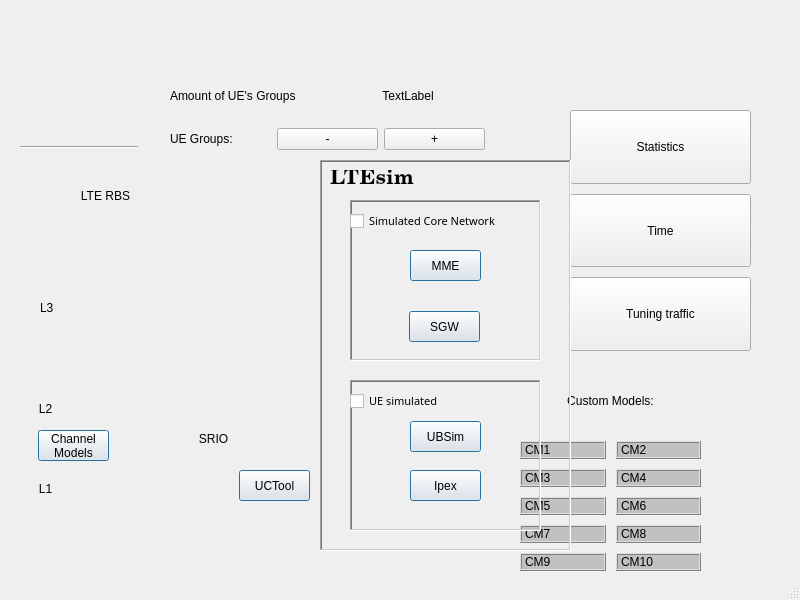
The window that LTEsimGeneratorGUI/Ui/Windows/trafficmap.ui (moniss23/junit4) describes before a commit, drawn with Qt 5.
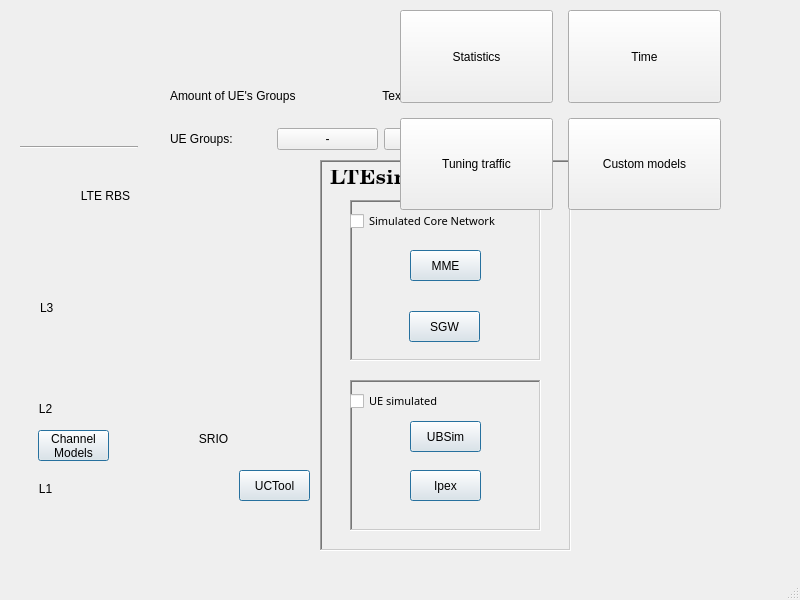
The same window after the commit. Icons and pictures are not drawn. Custom widgets are drawn as their Qt base class.

Commit message: New Custom Model UI. Clicking on custom model button in trafficMap spawns CustomModelListForm.

The edit to the form file:
```diff
--- a/LTEsimGeneratorGUI/Ui/Windows/trafficmap.ui
+++ b/LTEsimGeneratorGUI/Ui/Windows/trafficmap.ui
@@ -14,344 +14,6 @@
    <string>MainWindow</string>
   </property>
   <widget class="QWidget" name="centralwidget">
-   <widget class="QWidget" name="customModelsWidget" native="true">
-    <property name="geometry">
-     <rect>
-      <x>520</x>
-      <y>360</y>
-      <width>181</width>
-      <height>211</height>
-     </rect>
-    </property>
-    <layout class="QVBoxLayout" name="customModelsLayout">
-     <property name="spacing">
-      <number>0</number>
-     </property>
-     <item>
-      <widget class="QLabel" name="customModelsLabel">
-       <property name="sizePolicy">
-        <sizepolicy hsizetype="Expanding" vsizetype="Expanding">
-         <horstretch>0</horstretch>
-         <verstretch>0</verstretch>
-        </sizepolicy>
-       </property>
-       <property name="text">
-        <string>Custom Models:</string>
-       </property>
-       <property name="alignment">
-        <set>Qt::AlignCenter</set>
-       </property>
-      </widget>
-     </item>
-     <item>
-      <layout class="QGridLayout" name="gridLayout">
-       <property name="spacing">
-        <number>10</number>
-       </property>
-       <item row="5" column="2">
-        <widget class="my_qlabel" name="customModel10">
-         <property name="mouseTracking">
-          <bool>true</bool>
-         </property>
-         <property name="styleSheet">
-          <string notr="true">background-color: rgb(193, 193, 193);
-selection-background-color: rgb(159, 255, 130);</string>
-         </property>
-         <property name="frameShape">
-          <enum>QFrame::Box</enum>
-         </property>
-         <property name="frameShadow">
-          <enum>QFrame::Raised</enum>
-         </property>
-         <property name="text">
-          <string>CM10</string>
-         </property>
-        </widget>
-       </item>
-       <item row="5" column="0">
-        <widget class="my_qlabel" name="customModel9">
-         <property name="sizePolicy">
-          <sizepolicy hsizetype="Expanding" vsizetype="Expanding">
-           <horstretch>0</horstretch>
-           <verstretch>0</verstretch>
-          </sizepolicy>
-         </property>
-         <property name="mouseTracking">
-          <bool>true</bool>
-         </property>
-         <property name="styleSheet">
-          <string notr="true">background-color: rgb(193, 193, 193);
-selection-background-color: rgb(159, 255, 130);</string>
-         </property>
-         <property name="frameShape">
-          <enum>QFrame::Box</enum>
-         </property>
-         <property name="frameShadow">
-          <enum>QFrame::Raised</enum>
-         </property>
-         <property name="text">
-          <string>CM9</string>
-         </property>
-        </widget>
-       </item>
-       <item row="1" column="2">
-        <widget class="my_qlabel" name="customModel2">
-         <property name="sizePolicy">
-          <sizepolicy hsizetype="Expanding" vsizetype="Expanding">
-           <horstretch>0</horstretch>
-           <verstretch>0</verstretch>
-          </sizepolicy>
-         </property>
-         <property name="mouseTracking">
-          <bool>true</bool>
-         </property>
-         <property name="styleSheet">
-          <string notr="true">background-color: rgb(193, 193, 193);
-selection-background-color: rgb(159, 255, 130);</string>
-         </property>
-         <property name="frameShape">
-          <enum>QFrame::Box</enum>
-         </property>
-         <property name="frameShadow">
-          <enum>QFrame::Raised</enum>
-         </property>
-         <property name="text">
-          <string>CM2</string>
-         </property>
-        </widget>
-       </item>
-       <item row="2" column="2">
-        <widget class="my_qlabel" name="customModel4">
-         <property name="mouseTracking">
-          <bool>true</bool>
-         </property>
-         <property name="styleSheet">
-          <string notr="true">background-color: rgb(193, 193, 193);
-selection-background-color: rgb(159, 255, 130);</string>
-         </property>
-         <property name="frameShape">
-          <enum>QFrame::Box</enum>
-         </property>
-         <property name="frameShadow">
-          <enum>QFrame::Raised</enum>
-         </property>
-         <property name="text">
-          <string>CM4</string>
-         </property>
-        </widget>
-       </item>
-       <item row="4" column="2">
-        <widget class="my_qlabel" name="customModel8">
-         <property name="mouseTracking">
-          <bool>true</bool>
-         </property>
-         <property name="styleSheet">
-          <string notr="true">background-color: rgb(193, 193, 193);
-selection-background-color: rgb(159, 255, 130);</string>
-         </property>
-         <property name="frameShape">
-          <enum>QFrame::Box</enum>
-         </property>
-         <property name="frameShadow">
-          <enum>QFrame::Raised</enum>
-         </property>
-         <property name="text">
-          <string>CM8</string>
-         </property>
-        </widget>
-       </item>
-       <item row="3" column="0">
-        <widget class="my_qlabel" name="customModel5">
-         <property name="sizePolicy">
-          <sizepolicy hsizetype="Expanding" vsizetype="Expanding">
-           <horstretch>0</horstretch>
-           <verstretch>0</verstretch>
-          </sizepolicy>
-         </property>
-         <property name="mouseTracking">
-          <bool>true</bool>
-         </property>
-         <property name="styleSheet">
-          <string notr="true">background-color: rgb(193, 193, 193);
-selection-background-color: rgb(159, 255, 130);</string>
-         </property>
-         <property name="frameShape">
-          <enum>QFrame::Box</enum>
-         </property>
-         <property name="frameShadow">
-          <enum>QFrame::Raised</enum>
-         </property>
-         <property name="text">
-          <string>CM5</string>
-         </property>
-        </widget>
-       </item>
-       <item row="1" column="0">
-        <widget class="my_qlabel" name="customModel1">
-         <property name="font">
-          <font>
-           <weight>50</weight>
-           <italic>false</italic>
-           <bold>false</bold>
-           <underline>false</underline>
-           <strikeout>false</strikeout>
-           <kerning>false</kerning>
-          </font>
-         </property>
-         <property name="mouseTracking">
-          <bool>true</bool>
-         </property>
-         <property name="styleSheet">
-          <string notr="true">background-color: rgb(193, 193, 193);
-</string>
-         </property>
-         <property name="frameShape">
-          <enum>QFrame::Box</enum>
-         </property>
-         <property name="frameShadow">
-          <enum>QFrame::Raised</enum>
-         </property>
-         <property name="text">
-          <string>CM1</string>
-         </property>
-         <property name="textFormat">
-          <enum>Qt::AutoText</enum>
-         </property>
-        </widget>
-       </item>
-       <item row="2" column="0">
-        <widget class="my_qlabel" name="customModel3">
-         <property name="sizePolicy">
-          <sizepolicy hsizetype="Expanding" vsizetype="Expanding">
-           <horstretch>0</horstretch>
-           <verstretch>0</verstretch>
-          </sizepolicy>
-         </property>
-         <property name="mouseTracking">
-          <bool>true</bool>
-         </property>
-         <property name="styleSheet">
-          <string notr="true">background-color: rgb(193, 193, 193);
-selection-background-color: rgb(159, 255, 130);</string>
-         </property>
-         <property name="frameShape">
-          <enum>QFrame::Box</enum>
-         </property>
-         <property name="frameShadow">
-          <enum>QFrame::Raised</enum>
-         </property>
-         <property name="text">
-          <string>CM3</string>
-         </property>
-        </widget>
-       </item>
-       <item row="4" column="0">
-        <widget class="my_qlabel" name="customModel7">
-         <property name="sizePolicy">
-          <sizepolicy hsizetype="Expanding" vsizetype="Expanding">
-           <horstretch>0</horstretch>
-           <verstretch>0</verstretch>
-          </sizepolicy>
-         </property>
-         <property name="mouseTracking">
-          <bool>true</bool>
-         </property>
-         <property name="styleSheet">
-          <string notr="true">background-color: rgb(193, 193, 193);
-selection-background-color: rgb(159, 255, 130);</string>
-         </property>
-         <property name="frameShape">
-          <enum>QFrame::Box</enum>
-         </property>
-         <property name="frameShadow">
-          <enum>QFrame::Raised</enum>
-         </property>
-         <property name="text">
-          <string>CM7</string>
-         </property>
-        </widget>
-       </item>
-       <item row="3" column="2">
-        <widget class="my_qlabel" name="customModel6">
-         <property name="mouseTracking">
-          <bool>true</bool>
-         </property>
-         <property name="styleSheet">
-          <string notr="true">background-color: rgb(193, 193, 193);
-selection-background-color: rgb(159, 255, 130);</string>
-         </property>
-         <property name="frameShape">
-          <enum>QFrame::Box</enum>
-         </property>
-         <property name="frameShadow">
-          <enum>QFrame::Raised</enum>
-         </property>
-         <property name="text">
-          <string>CM6</string>
-         </property>
-        </widget>
-       </item>
-      </layout>
-     </item>
-    </layout>
-   </widget>
-   <widget class="QWidget" name="statTimeTunningWidget" native="true">
-    <property name="geometry">
-     <rect>
-      <x>570</x>
-      <y>110</y>
-      <width>181</width>
-      <height>241</height>
-     </rect>
-    </property>
-    <layout class="QVBoxLayout" name="statTimeTunningLayout">
-     <property name="spacing">
-      <number>10</number>
-     </property>
-     <property name="sizeConstraint">
-      <enum>QLayout::SetMinAndMaxSize</enum>
-     </property>
-     <item>
-      <widget class="QPushButton" name="statisticsButton">
-       <property name="sizePolicy">
-        <sizepolicy hsizetype="MinimumExpanding" vsizetype="MinimumExpanding">
-         <horstretch>100</horstretch>
-         <verstretch>0</verstretch>
-        </sizepolicy>
-       </property>
-       <property name="text">
-        <string>Statistics</string>
-       </property>
-      </widget>
-     </item>
-     <item>
-      <widget class="QPushButton" name="timeButton">
-       <property name="sizePolicy">
-        <sizepolicy hsizetype="MinimumExpanding" vsizetype="MinimumExpanding">
-         <horstretch>0</horstretch>
-         <verstretch>0</verstretch>
-        </sizepolicy>
-       </property>
-       <property name="text">
-        <string>Time</string>
-       </property>
-      </widget>
-     </item>
-     <item>
-      <widget class="QPushButton" name="tunningTrafficButton">
-       <property name="sizePolicy">
-        <sizepolicy hsizetype="MinimumExpanding" vsizetype="MinimumExpanding">
-         <horstretch>0</horstretch>
-         <verstretch>0</verstretch>
-        </sizepolicy>
-       </property>
-       <property name="text">
-        <string>Tuning traffic</string>
-       </property>
-      </widget>
-     </item>
-    </layout>
-   </widget>
    <widget class="QWidget" name="ueGroupWidget" native="true">
     <property name="geometry">
      <rect>
@@ -884,12 +546,91 @@
      <enum>Qt::Horizontal</enum>
     </property>
    </widget>
-   <zorder>customModelsWidget</zorder>
-   <zorder>customModelsLabel</zorder>
-   <zorder>statTimeTunningWidget</zorder>
-   <zorder>ueGroupWidget</zorder>
-   <zorder>rbsWidget</zorder>
-   <zorder>line</zorder>
+   <widget class="QWidget" name="trafficParamsWidget" native="true">
+    <property name="geometry">
+     <rect>
+      <x>400</x>
+      <y>10</y>
+      <width>321</width>
+      <height>200</height>
+     </rect>
+    </property>
+    <property name="sizePolicy">
+     <sizepolicy hsizetype="Preferred" vsizetype="Fixed">
+      <horstretch>0</horstretch>
+      <verstretch>0</verstretch>
+     </sizepolicy>
+    </property>
+    <property name="minimumSize">
+     <size>
+      <width>0</width>
+      <height>150</height>
+     </size>
+    </property>
+    <property name="maximumSize">
+     <size>
+      <width>16777215</width>
+      <height>300</height>
+     </size>
+    </property>
+    <layout class="QGridLayout" name="gridLayout_2">
+     <property name="spacing">
+      <number>15</number>
+     </property>
+     <item row="0" column="0">
+      <widget class="QPushButton" name="statisticsButton">
+       <property name="sizePolicy">
+        <sizepolicy hsizetype="MinimumExpanding" vsizetype="MinimumExpanding">
+         <horstretch>0</horstretch>
+         <verstretch>0</verstretch>
+        </sizepolicy>
+       </property>
+       <property name="text">
+        <string>Statistics</string>
+       </property>
+      </widget>
+     </item>
+     <item row="0" column="1">
+      <widget class="QPushButton" name="timeButton">
+       <property name="sizePolicy">
+        <sizepolicy hsizetype="MinimumExpanding" vsizetype="MinimumExpanding">
+         <horstretch>0</horstretch>
+         <verstretch>0</verstretch>
+        </sizepolicy>
+       </property>
+       <property name="text">
+        <string>Time</string>
+       </property>
+      </widget>
+     </item>
+     <item row="1" column="0">
+      <widget class="QPushButton" name="tunningTrafficButton">
+       <property name="sizePolicy">
+        <sizepolicy hsizetype="MinimumExpanding" vsizetype="MinimumExpanding">
+         <horstretch>0</horstretch>
+         <verstretch>0</verstretch>
+        </sizepolicy>
+       </property>
+       <property name="text">
+        <string>Tuning traffic</string>
+       </property>
+      </widget>
+     </item>
+     <item row="1" column="1">
+      <widget class="QPushButton" name="pushButton">
+       <property name="sizePolicy">
+        <sizepolicy hsizetype="MinimumExpanding" vsizetype="MinimumExpanding">
+         <horstretch>0</horstretch>
+         <verstretch>0</verstretch>
+        </sizepolicy>
+       </property>
+       <property name="text">
+        <string>Custom models</string>
+       </property>
+      </widget>
+     </item>
+    </layout>
+   </widget>
   </widget>
   <widget class="QMenuBar" name="menubar">
    <property name="geometry">
@@ -903,13 +644,6 @@
   </widget>
   <widget class="QStatusBar" name="statusbar"/>
  </widget>
- <customwidgets>
-  <customwidget>
-   <class>my_qlabel</class>
-   <extends>QLabel</extends>
-   <header location="global">my_qlabel.h</header>
-  </customwidget>
- </customwidgets>
  <resources>
   <include location="../../Resource.qrc"/>
   <include location="../../Resource.qrc"/>
```
The commit also changes 8 other files.
